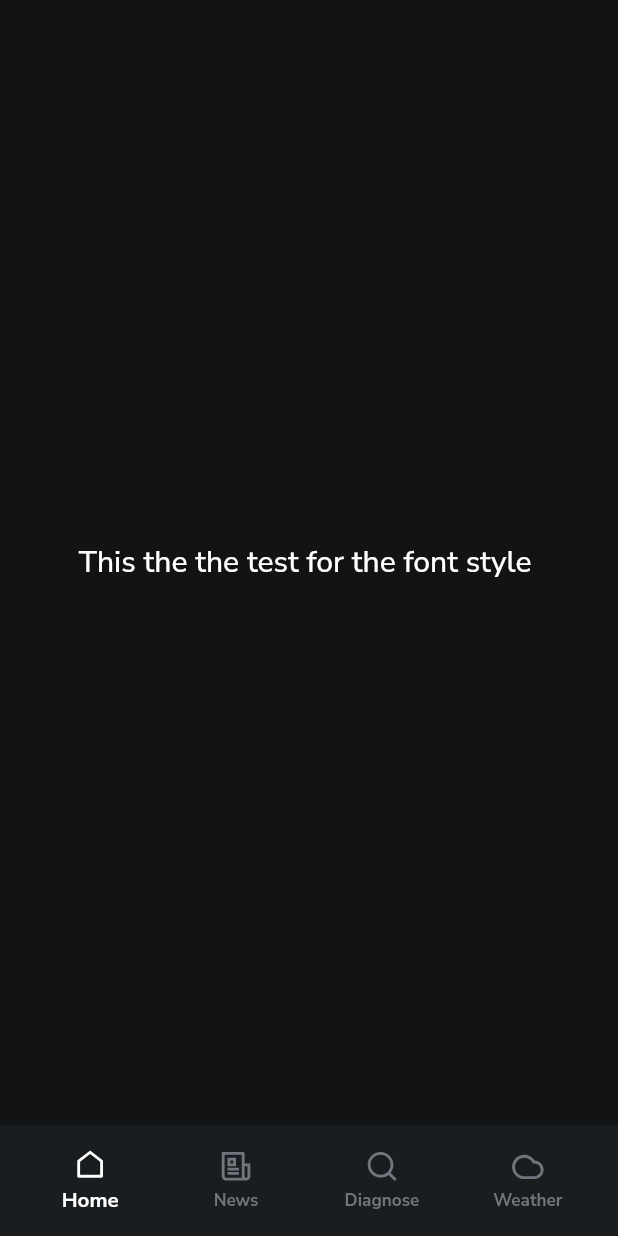
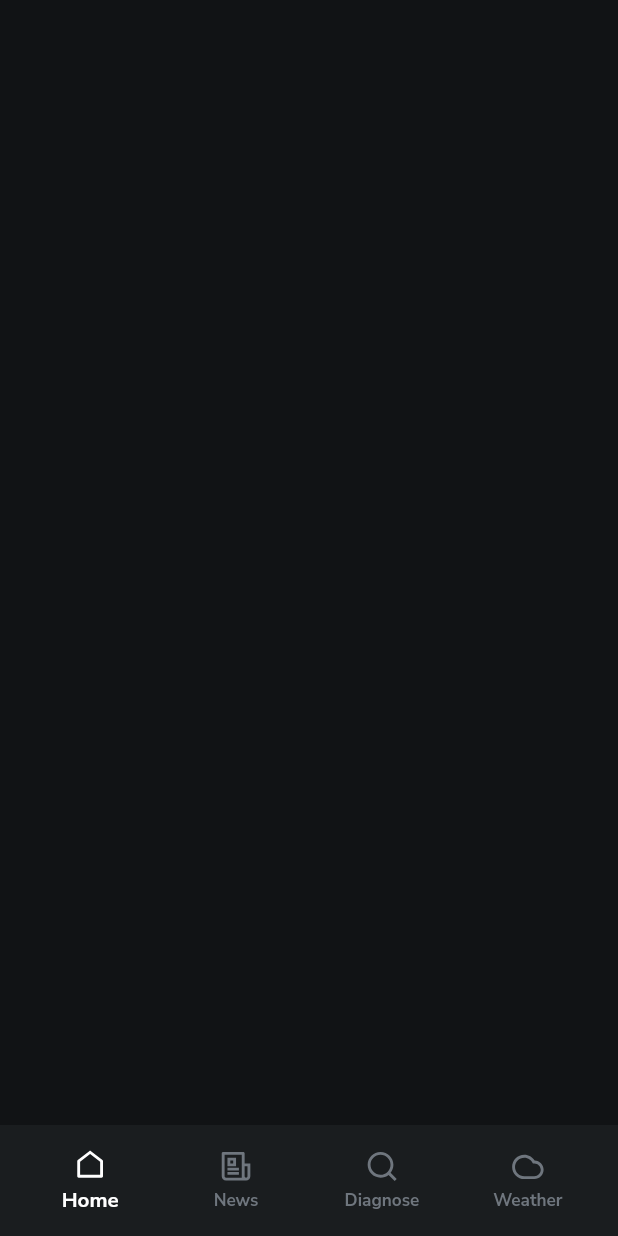
Before and after one commit to ArunChapagain/digifarmer, a Flutter app: the screen it shows after launch, on a phone screen of 412 x 824 dp. Run offline on Flutter 3.47's test engine with Material 3 defaults, Android fonts, the phone set to English and light mode, and no system bars; our stand-ins replace flutter_screenutil, flutter_smart_dialog, google_fonts, remixicon.

```diff
--- a/lib/main.dart
+++ b/lib/main.dart
@@ -1,6 +1,6 @@
 import 'package:digifarmer/application.dart';
 import 'package:digifarmer/theme/app_theme.dart';
-import 'package:digifarmer/widgets/will_pop_scope_route/will_pop_scope_route.dart';
+import 'package:digifarmer/widgets/will_pop_scope_route.dart';
 import 'package:flutter/material.dart';
 import 'package:flutter_screenutil/flutter_screenutil.dart';
 
--- a/lib/theme/app_theme.dart
+++ b/lib/theme/app_theme.dart
@@ -99,8 +99,8 @@ class AppThemeGreen {
         const BottomSheetThemeData(modalBackgroundColor: Color(0xFFF6F8FA)),
     //Radio
     radioTheme: RadioThemeData(
-      fillColor: MaterialStateProperty.all(const Color(0xFF111315)),
-      overlayColor: MaterialStateProperty.all(const Color(0xFF111315)),
+      fillColor: WidgetStateProperty.all(const Color(0xFF111315)),
+      overlayColor: WidgetStateProperty.all(const Color(0xFF111315)),
     ),
   );
 
@@ -162,8 +162,8 @@ class AppThemeGreen {
         const BottomSheetThemeData(modalBackgroundColor: Color(0xFF111315)),
     //Radio
     radioTheme: RadioThemeData(
-      fillColor: MaterialStateProperty.all(const Color(0xFFEFEFEF)),
-      overlayColor: MaterialStateProperty.all(const Color(0xFFEFEFEF)),
+      fillColor: WidgetStateProperty.all(const Color(0xFFEFEFEF)),
+      overlayColor: WidgetStateProperty.all(const Color(0xFFEFEFEF)),
     ),
   );
 }
--- a/lib/view/home/home_screen.dart
+++ b/lib/view/home/home_screen.dart
@@ -7,10 +7,7 @@ class HomePage extends StatelessWidget {
   Widget build(BuildContext context) {
     return Scaffold(
       body: SafeArea(
-        child: Center(
-          child: Text('This the the test for the font style ',
-              style: Theme.of(context).textTheme.titleLarge),
-        ),
+        child: Container(),
       ),
     );
   }
--- a/pubspec.yaml
+++ b/pubspec.yaml
@@ -17,6 +17,7 @@ dependencies:
   flutter_smart_dialog: ^4.9.6+1
   remixicon: ^1.2.0
   google_fonts: ^6.2.1
+  svg_flutter: ^0.0.1
 
 dev_dependencies:
   flutter_test:
```
Also changed, not shown: lib/widgets/animation.dart (added, +80 -0 lines), lib/widgets/will_pop_scope_route.dart (renamed from lib/widgets/will_pop_scope_route/will_pop_scope_route.dart), pubspec.lock, 1 other file.
